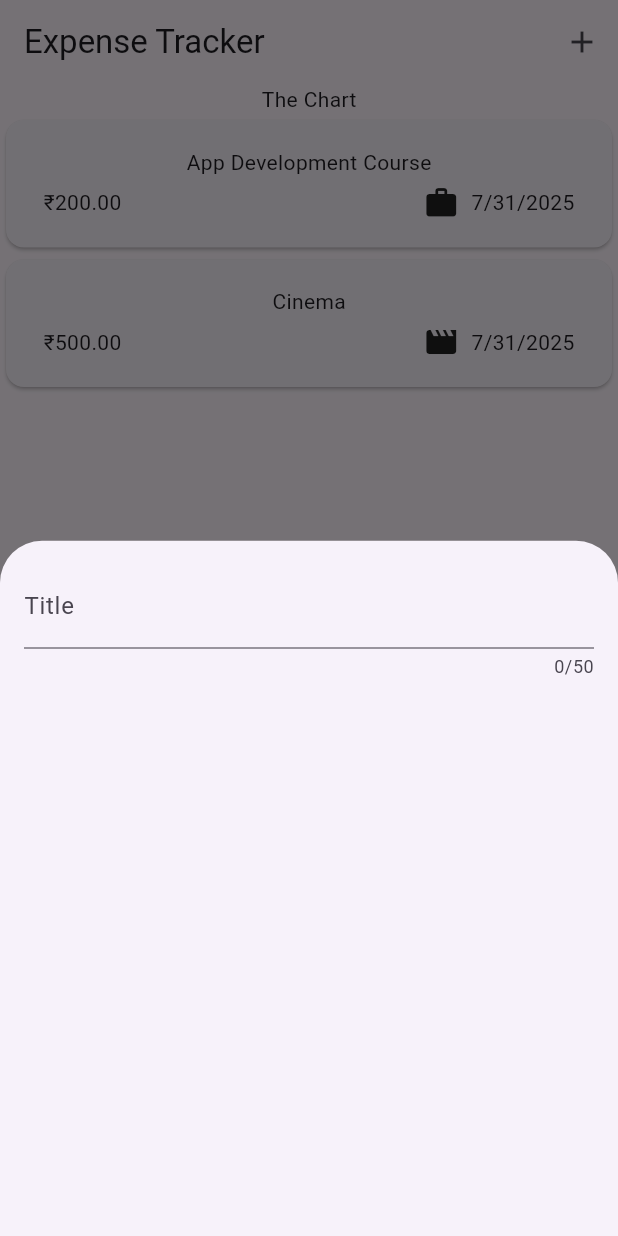
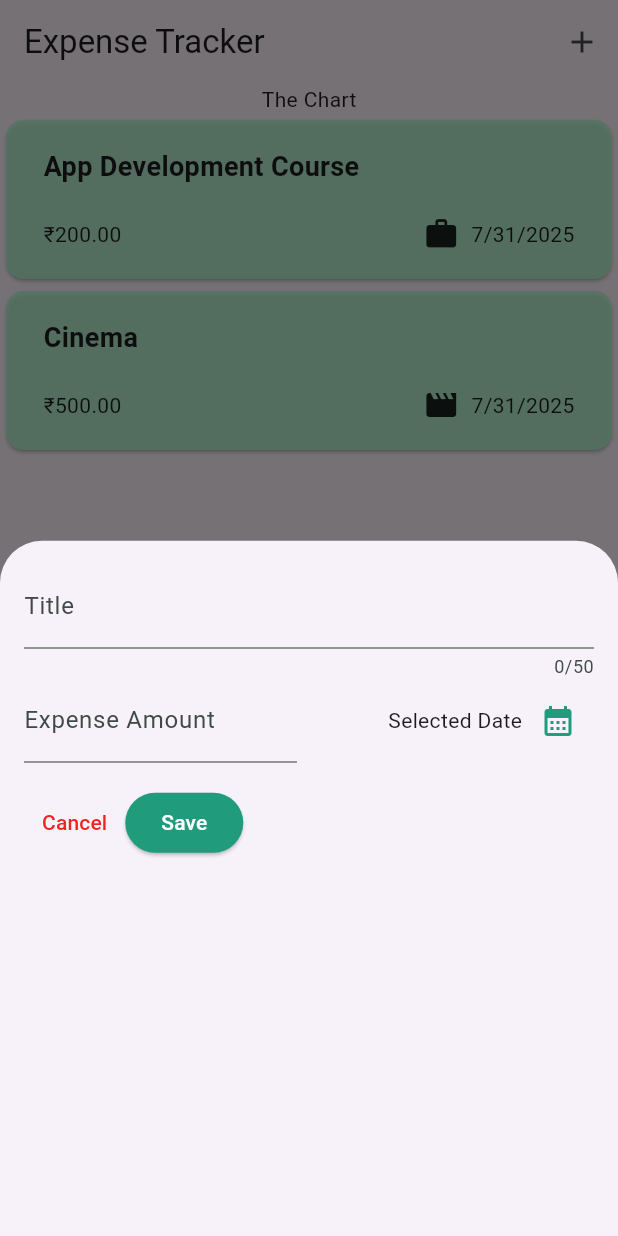
Before and after one commit to Riddhi138/ExpenseTracker, a Flutter app: the screen it shows after launch, after a tap on the "add" icon, on a phone screen of 412 x 824 dp. Run offline on Flutter 3.47's test engine with Material 3 defaults, Android fonts, the phone set to English and light mode, and no system bars.

Commit message:
Styling and DatePicker, Canel Button etc Learnt

```diff
--- a/lib/widgets/expenses_list/expense_item.dart
+++ b/lib/widgets/expenses_list/expense_item.dart
@@ -12,6 +12,7 @@ class ExpenseItem extends StatelessWidget
     //Card widget is like a rectangle butwith shadow and all makes it stand a bit more
     //takes a child parameter
     Card(
+      color: Color.fromARGB(202, 180, 255, 213),
       child:
         Padding(
           padding: const EdgeInsets.symmetric(
@@ -20,9 +21,13 @@ class ExpenseItem extends StatelessWidget
           ),
           child:
           Column(
+            crossAxisAlignment: CrossAxisAlignment.start,
             children: [
-            Text(expense.title),
-            const SizedBox( height: 5),
+            Text(
+              expense.title,
+              style: TextStyle(fontWeight: FontWeight.bold, fontSize: 18),),
+            const SizedBox( height: 20),
+
             Row(
               children: [
 
--- a/lib/widgets/new_expense.dart
+++ b/lib/widgets/new_expense.dart
@@ -12,21 +12,141 @@ class NewExpense extends StatefulWidget
 
 class _NewExpenseState extends State<NewExpense>
 {
+  //TextEditingController helps to do the heavy lifting of controlling the user input
+  final _titleController = TextEditingController();
+  final _amtController = TextEditingController();
+
+  //to pick a current date
+void _currentDatePicker()
+{
+  //set current date or the date while u are creating/ adding expense
+ final now = DateTime.now(); // add parentheses
+ final firstDate = DateTime(now.year - 1, now.month, now.day);
+ final lastdate = DateTime(now.year, now.month, now.day);
+
+ // showDatePicker is the builtin function to set date
+ showDatePicker(
+   context: context,
+   initialDate: now,
+   firstDate: firstDate,
+   lastDate: lastdate,
+ );
+}
+
+//TextEditingController must be disposed or deleted if not in use
+@override
+void dispose() {
+  _titleController.dispose();    //calls dispose on _titleController to delete it
+  _amtController.dispose();
+  super.dispose();
+}
+
+
+// When user submits the input or expense it is stored in _enteredTitle and then displayed in _savedInputTitle
+//var _enteredTitle = '';
+//to display the expense or new expense provided by user
+//void _savedTitleInput(String inputValue)
+//{
+// _enteredTitle = inputValue;
+//}
+
   @override
   Widget build(BuildContext context) {
-    return Padding(
+    return Theme(
+      //to set the theme of context to green
+    data: Theme.of(context).copyWith(
+      colorScheme: ColorScheme.fromSeed(seedColor: Color.fromARGB(255, 32, 156, 125)),
+      primaryColor: Color.fromARGB(255, 32, 156, 125),
+    ),
+    child:
+    Padding(
       padding: EdgeInsets.all(16),
       child:
       Column(
         children: [
           TextField(
+            //use when you are using a controller to controll the input
+            controller: _titleController,
+
+            //use if you are using var to stored inputTitle
+            //onChanged: _savedTitleInput,
             maxLength: 50,
             decoration: InputDecoration(
               label: Text('Title'),
             ),
           ),
+
+          Row(
+            children: [
+              //amont textField
+            Expanded(
+            child:
+             TextField
+            (
+             controller: _amtController,
+             keyboardType: TextInputType.number,  //to takeonly number as input
+              decoration: InputDecoration(
+              prefixText: ' \₹ ',
+              label: Text('Expense Amount'),
+            ),
+            ),
+            ),
+
+            const SizedBox(width: 16,),
+            Expanded(
+              child:
+              Row(
+                crossAxisAlignment: CrossAxisAlignment.center,
+                mainAxisAlignment: MainAxisAlignment.end,
+                children: [
+                  const Text('Selected Date'),
+                  IconButton(
+                    onPressed: _currentDatePicker,
+                    icon: Icon(Icons.calendar_month),
+                    color: Color.fromARGB(255, 32, 156, 125),
+                  ),
+                ],
+
+              )
+              ),
+
+
+            ],
+            ),
+
+          SizedBox(height: 16,),
+          Row(
+            children: [
+              TextButton(
+                onPressed: (){
+                  //pops the new expense screen or cancel adding new expense
+                  Navigator.pop(context);
+                },
+                 style: TextButton.styleFrom(
+                 foregroundColor: const Color.fromARGB(255, 243, 33, 33), // set text color to blue
+                ),
+
+                child: Text('Cancel')
+                ),
+              ElevatedButton(
+           onPressed: ( )
+           {
+              print(_titleController.text);
+              print(_amtController.text);
+           },
+           style: ElevatedButton.styleFrom(
+                backgroundColor: const Color.fromARGB(255, 32, 156, 125), // background color
+                foregroundColor: Colors.white, // text color
+
+           ),
+           child: Text("Save")
+           ),
+            ],
+          ),
+
         ],
       ),
-      );
+      ),
+    );
   }
-}
+  }
```
